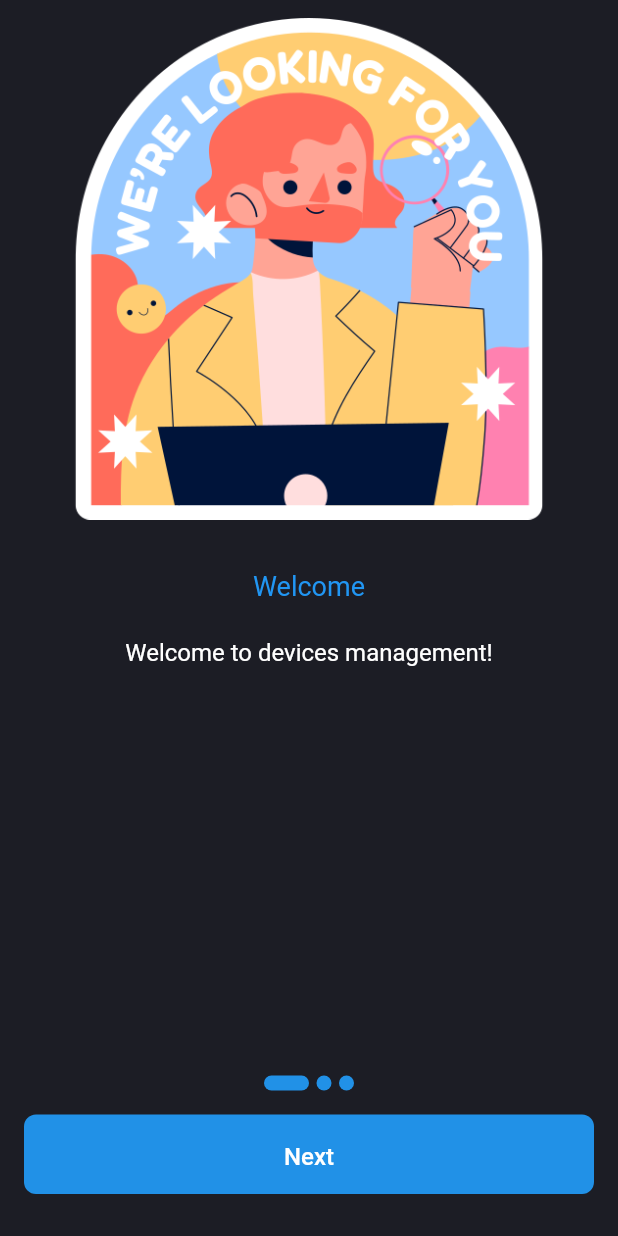
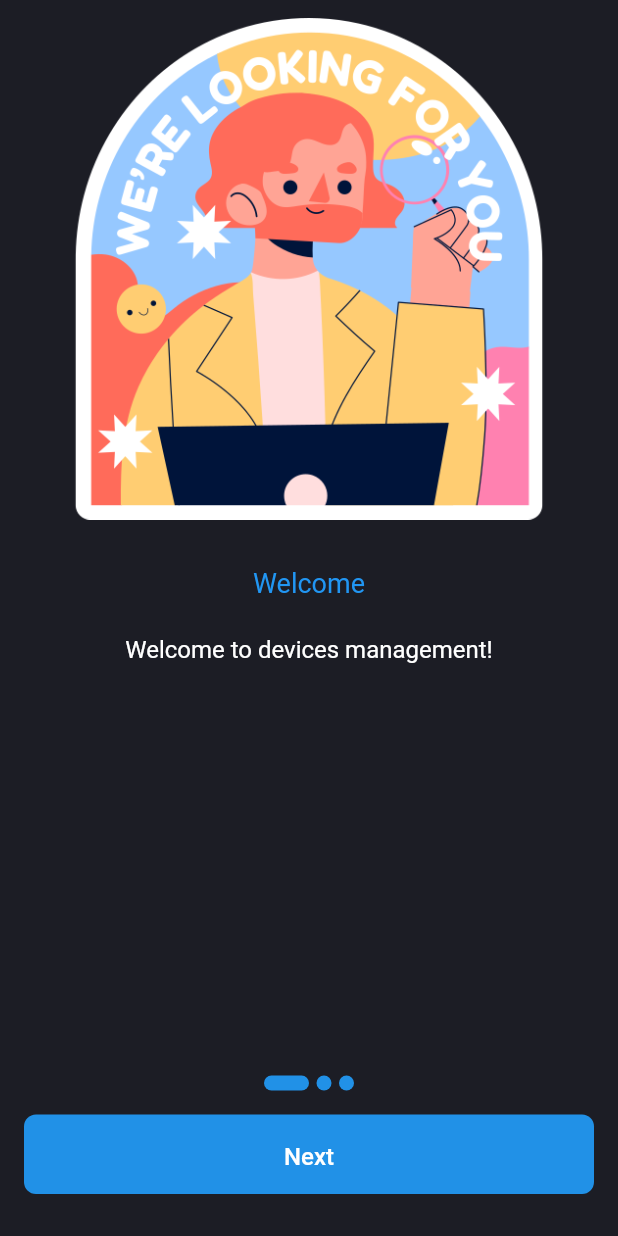
Before and after one commit to 4st-pho/device_manage, a Flutter app: the screen it shows after launch, on a phone screen of 412 x 824 dp. Run offline on Flutter 3.47's test engine with Material 2 defaults, Android fonts, the phone set to English and light mode, and no system bars; our stand-ins replace cloud_firestore, firebase_auth, firebase_core, firebase_storage, fl_chart, google_nav_bar and 4 more; accounts and stored records are empty.

Commit message:
remove code unnecessery

```diff
--- a/lib/pages/onbroad/widgets/onbroad_item.dart
+++ b/lib/pages/onbroad/widgets/onbroad_item.dart
@@ -24,10 +24,8 @@ class OnroadItem extends StatelessWidget {
           ),
         ),
         Expanded(
-          child: Padding(
-            padding: const EdgeInsets.all(12),
           child: SingleChildScrollView(
-              padding: const EdgeInsets.all(10),
+            padding: const EdgeInsets.all(20),
             physics: const BouncingScrollPhysics(),
             child: Column(
               children: [
@@ -58,7 +56,6 @@ class OnroadItem extends StatelessWidget {
             ),
           ),
         ),
-        ),
       ],
     );
   }
```
Lines whose indentation alone changed are shown as unchanged.
